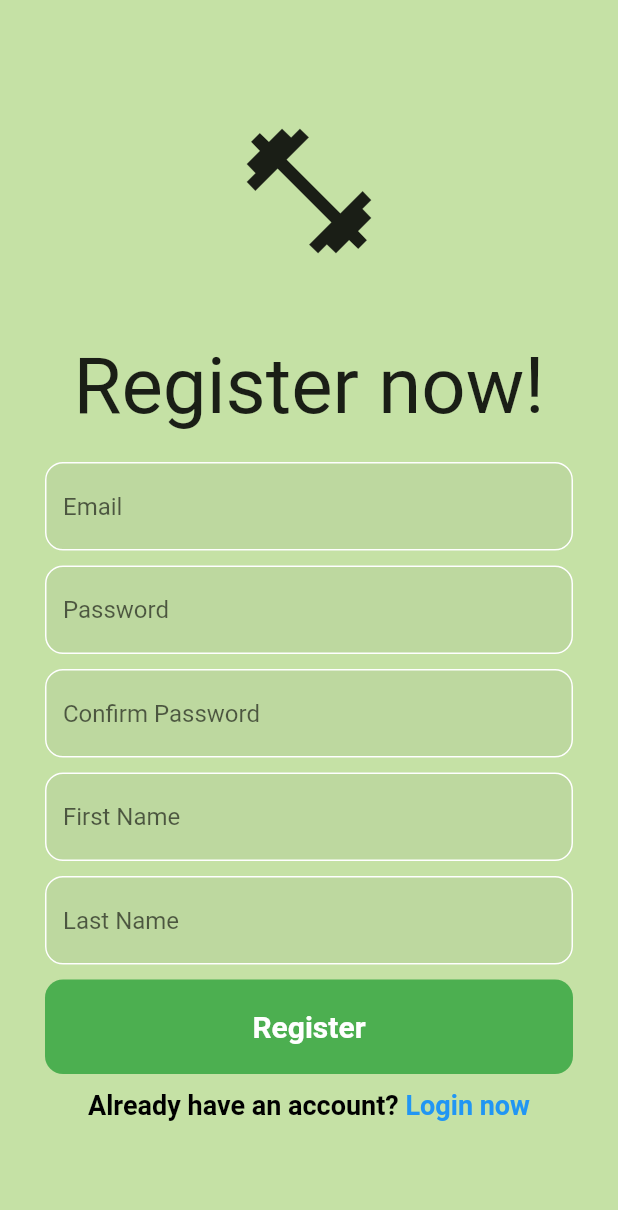
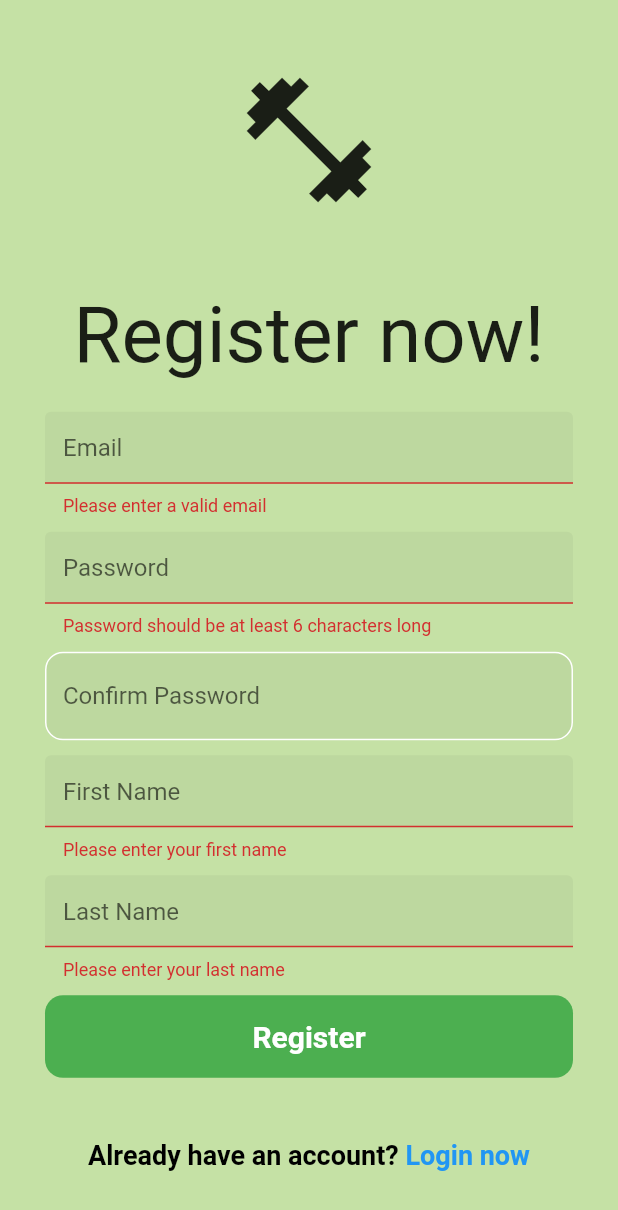
Before and after one commit to DanMihneaVlad/FitTrack, a Flutter app: the RegisterPage screen opened directly with empty values, after a tap on "Register", on a phone screen of 412 x 824 dp. Shown: the top 1210 px of the screen. Run offline on Flutter 3.47's test engine with Material 2 defaults, Android fonts, the phone set to English and light mode, and no system bars; our stand-ins replace cloud_firestore, email_validator, firebase_auth, firebase_core, google_fonts; accounts and stored records are empty; network calls fail.

Commit message:
Created the register and log in forms

```diff
--- a/FitTrack/fit_track/lib/screens/authenticate/registerPage.dart
+++ b/FitTrack/fit_track/lib/screens/authenticate/registerPage.dart
@@ -1,7 +1,9 @@
+import 'package:firebase_auth/firebase_auth.dart';
 import 'package:flutter/material.dart';
 import 'package:flutter/src/widgets/container.dart';
 import 'package:flutter/src/widgets/framework.dart';
 import 'package:google_fonts/google_fonts.dart';
+import 'package:email_validator/email_validator.dart';
 
 import '../../services/auth.dart';
 
@@ -16,12 +18,15 @@ class RegisterPage extends StatefulWidget {
 class _RegisterPageState extends State<RegisterPage> {
 
   final AuthService _auth = AuthService();
+  final _formKey = GlobalKey<FormState>();
 
   final _emailController = TextEditingController();
   final _passwordController = TextEditingController();
   final _confirmPasswordController = TextEditingController();
   final _firstNameController = TextEditingController();
   final _lastNameController = TextEditingController();
+
+  String error = '';
 
   @override
   void dispose() {
@@ -36,6 +41,20 @@ class _RegisterPageState extends State<RegisterPage> {
 
   @override
   Widget build(BuildContext context) {
+
+    var inputDecoration = InputDecoration(
+                            enabledBorder: OutlineInputBorder(
+                              borderSide: BorderSide(color: Colors.white),
+                              borderRadius: BorderRadius.circular(12),
+                            ),
+                            focusedBorder: OutlineInputBorder(
+                              borderSide: BorderSide(color: Colors.green),
+                              borderRadius: BorderRadius.circular(12),
+                            ),
+                            fillColor: Colors.grey[250],
+                            filled: true
+                          );
+
     return Scaffold(
       backgroundColor: Colors.lightGreen[200],
       body: SafeArea(
@@ -58,24 +77,23 @@ class _RegisterPageState extends State<RegisterPage> {
                 ),
                 SizedBox(height: 20),
 
+                Form(
+                  key: _formKey,
+                  child: Column(
+                    mainAxisAlignment: MainAxisAlignment.center,
+                    children: [
                       // Email textfield
                       Padding(
                         padding: const EdgeInsets.symmetric(horizontal: 30.0),
-                  child: TextField(
+                        child: TextFormField(
                           controller: _emailController,
-                    decoration: InputDecoration(
-                      enabledBorder: OutlineInputBorder(
-                        borderSide: BorderSide(color: Colors.white),
-                        borderRadius: BorderRadius.circular(12),
-                      ),
-                      focusedBorder: OutlineInputBorder(
-                        borderSide: BorderSide(color: Colors.green),
-                        borderRadius: BorderRadius.circular(12),
-                      ),
-                      hintText: 'Email',
-                      fillColor: Colors.grey[250],
-                      filled: true
-                    ),
+                          validator: (value) {
+                            if (value == null || value.isEmpty || !EmailValidator.validate(value)) {
+                              return 'Please enter a valid email';
+                            }
+                            return null;
+                          },
+                          decoration: inputDecoration.copyWith(hintText: 'Email')
                         ),
                       ),
                       SizedBox(height: 10),
@@ -83,22 +101,16 @@ class _RegisterPageState extends State<RegisterPage> {
                       // Password textfield
                       Padding(
                         padding: const EdgeInsets.symmetric(horizontal: 30.0),
-                  child: TextField(
+                        child: TextFormField(
                           obscureText: true,
                           controller: _passwordController,
-                    decoration: InputDecoration(
-                      enabledBorder: OutlineInputBorder(
-                        borderSide: BorderSide(color: Colors.white),
-                        borderRadius: BorderRadius.circular(12),
-                      ),
-                      focusedBorder: OutlineInputBorder(
-                        borderSide: BorderSide(color: Colors.green),
-                        borderRadius: BorderRadius.circular(12),
-                      ),
-                      hintText: 'Password',
-                      fillColor: Colors.grey[250],
-                      filled: true
-                    ),
+                          validator: (value) {
+                            if (value == null || value.isEmpty || _passwordController.text.trim().length < 6) {
+                              return 'Password should be at least 6 characters long';
+                            }
+                            return null;
+                          },
+                          decoration: inputDecoration.copyWith(hintText: 'Password')
                         ),
                       ),
                       SizedBox(height: 10),
@@ -106,22 +118,18 @@ class _RegisterPageState extends State<RegisterPage> {
                       // Confirm password textfield
                       Padding(
                         padding: const EdgeInsets.symmetric(horizontal: 30.0),
-                  child: TextField(
+                        child: TextFormField(
                           obscureText: true,
                           controller: _confirmPasswordController,
-                    decoration: InputDecoration(
-                      enabledBorder: OutlineInputBorder(
-                        borderSide: BorderSide(color: Colors.white),
-                        borderRadius: BorderRadius.circular(12),
-                      ),
-                      focusedBorder: OutlineInputBorder(
-                        borderSide: BorderSide(color: Colors.green),
-                        borderRadius: BorderRadius.circular(12),
-                      ),
-                      hintText: 'Confirm Password',
-                      fillColor: Colors.grey[250],
-                      filled: true
-                    ),
+                          validator: (value) {
+                            if (_passwordController.text.trim().isNotEmpty) {
+                              if (_passwordController.text.trim() != _confirmPasswordController.text.trim()) {
+                                return 'Passwords do not match';
+                              }
+                            }
+                            return null;
+                          },
+                          decoration: inputDecoration.copyWith(hintText: 'Confirm Password')
                         ),
                       ),
                       SizedBox(height: 10),
@@ -129,21 +137,15 @@ class _RegisterPageState extends State<RegisterPage> {
                       // First name textfield
                       Padding(
                         padding: const EdgeInsets.symmetric(horizontal: 30.0),
-                  child: TextField(
+                        child: TextFormField(
                           controller: _firstNameController,
-                    decoration: InputDecoration(
-                      enabledBorder: OutlineInputBorder(
-                        borderSide: BorderSide(color: Colors.white),
-                        borderRadius: BorderRadius.circular(12),
-                      ),
-                      focusedBorder: OutlineInputBorder(
-                        borderSide: BorderSide(color: Colors.green),
-                        borderRadius: BorderRadius.circular(12),
-                      ),
-                      hintText: 'First Name',
-                      fillColor: Colors.grey[250],
-                      filled: true
-                    ),
+                          validator: (value) {
+                            if (value == null || value.isEmpty) {
+                              return 'Please enter your first name';
+                            }
+                            return null;
+                          },
+                          decoration: inputDecoration.copyWith(hintText: 'First Name'),
                         ),
                       ),
                       SizedBox(height: 10),
@@ -151,34 +153,36 @@ class _RegisterPageState extends State<RegisterPage> {
                       // Last name textfield
                       Padding(
                         padding: const EdgeInsets.symmetric(horizontal: 30.0),
-                  child: TextField(
+                        child: TextFormField(
                           controller: _lastNameController,
-                    decoration: InputDecoration(
-                      enabledBorder: OutlineInputBorder(
-                        borderSide: BorderSide(color: Colors.white),
-                        borderRadius: BorderRadius.circular(12),
-                      ),
-                      focusedBorder: OutlineInputBorder(
-                        borderSide: BorderSide(color: Colors.green),
-                        borderRadius: BorderRadius.circular(12),
-                      ),
-                      hintText: 'Last Name',
-                      fillColor: Colors.grey[250],
-                      filled: true
-                    ),
+                          validator: (value) {
+                            if (value == null || value.isEmpty) {
+                              return 'Please enter your last name';
+                            }
+                            return null;
+                          },
+                          decoration: inputDecoration.copyWith(hintText: 'Last Name')
                         ),
                       ),
                       SizedBox(height: 10),
+                    ]
+                  )
+                ),
 
-                // Log in button
+                // Register button
                 Padding(
                   padding: const EdgeInsets.symmetric(horizontal: 30.0),
                   child: GestureDetector(
                     onTap: () async {
-                      await _auth.register(_emailController.text.trim(), _passwordController.text.trim(), _confirmPasswordController.text.trim(), _firstNameController.text.trim(), _lastNameController.text.trim());
+                      if (_formKey.currentState!.validate()) {
+                        dynamic result = await _auth.register(_emailController.text.trim(), _passwordController.text.trim(), _confirmPasswordController.text.trim(), _firstNameController.text.trim(), _lastNameController.text.trim());
+                        if (result is FirebaseAuthException) {
+                          setState(() => error = result.message ?? 'An error ocurred');
+                        }
+                      }
                     },
                     child: Container(
-                      padding: EdgeInsets.all(20),
+                      padding: EdgeInsets.all(16),
                       decoration: BoxDecoration(
                         color: Colors.green,
                         borderRadius: BorderRadius.circular(12),
@@ -194,6 +198,21 @@ class _RegisterPageState extends State<RegisterPage> {
                         ),
                       ),
                     ),
+                  ),
+                ),
+                SizedBox(height: 10),
+
+                // Register error
+                Padding(
+                  padding: const EdgeInsets.symmetric(horizontal: 30),
+                  child: Text(
+                    error,
+                    style: TextStyle(
+                      fontSize: 18,
+                      fontWeight: FontWeight.bold,
+                      color: Colors.red,
+                    ),
+                    textAlign: TextAlign.center,
                   ),
                 ),
                 SizedBox(height: 10),
--- a/FitTrack/fit_track/lib/screens/home/home.dart
+++ b/FitTrack/fit_track/lib/screens/home/home.dart
@@ -1,4 +1,5 @@
 import 'package:firebase_auth/firebase_auth.dart';
+import 'package:fit_track/services/auth.dart';
 import 'package:flutter/cupertino.dart';
 import 'package:flutter/material.dart';
 import 'package:flutter/src/widgets/container.dart';
@@ -12,6 +13,9 @@ class HomePage extends StatefulWidget {
 }
 
 class _HomePageState extends State<HomePage> {
+
+  final AuthService _auth = AuthService();
+
   @override
   Widget build(BuildContext context) {
     return Scaffold(
@@ -22,7 +26,7 @@ class _HomePageState extends State<HomePage> {
             Text('Logged in'),
             MaterialButton(
               onPressed: () {
-                FirebaseAuth.instance.signOut();
+                _auth.signOut();
               },
               color: Colors.green,
               child: Text('Log out'),
--- /dev/null
+++ b/FitTrack/fit_track/lib/services/database.dart
@@ -0,0 +1,19 @@
+import 'package:cloud_firestore/cloud_firestore.dart';
+
+class DatabaseService {
+
+  final String uid;
+  DatabaseService({ required this.uid });
+
+  final CollectionReference usersCollection = FirebaseFirestore.instance.collection('users');
+
+  Future updateUserData(String firstName, String lastName, String email) async {
+    final docData = {
+      'firstName': firstName,
+      'lastName': lastName,
+      'email': email
+    };
+
+    await usersCollection.doc(uid).set(docData);
+  }
+}
--- a/FitTrack/fit_track/pubspec.yaml
+++ b/FitTrack/fit_track/pubspec.yaml
@@ -39,6 +39,8 @@ dependencies:
   firebase_auth: ^4.2.1
   cloud_firestore: ^4.2.0
   google_fonts: ^3.0.1
+  provider: ^6.0.5
+  email_validator: ^2.1.17
 
 dev_dependencies:
   flutter_test:
```
Also changed, not shown: FitTrack/fit_track/lib/main.dart (+9 -2 lines), FitTrack/fit_track/lib/models/user_model.dart (added, +9 -0 lines), FitTrack/fit_track/lib/screens/authenticate/loginPage.dart (+22 -3 lines), FitTrack/fit_track/lib/screens/wrapper.dart (+9 -12 lines), FitTrack/fit_track/lib/services/auth.dart (+26 -16 lines), FitTrack/fit_track/pubspec.lock. Lines whose indentation alone changed are shown as unchanged.
